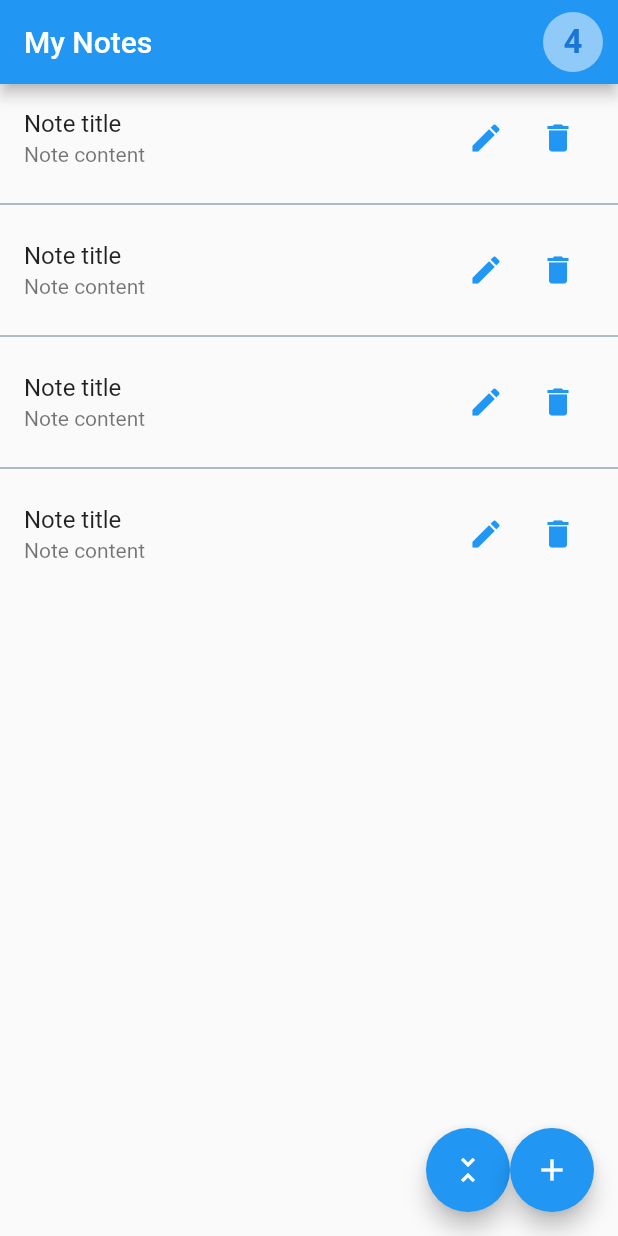
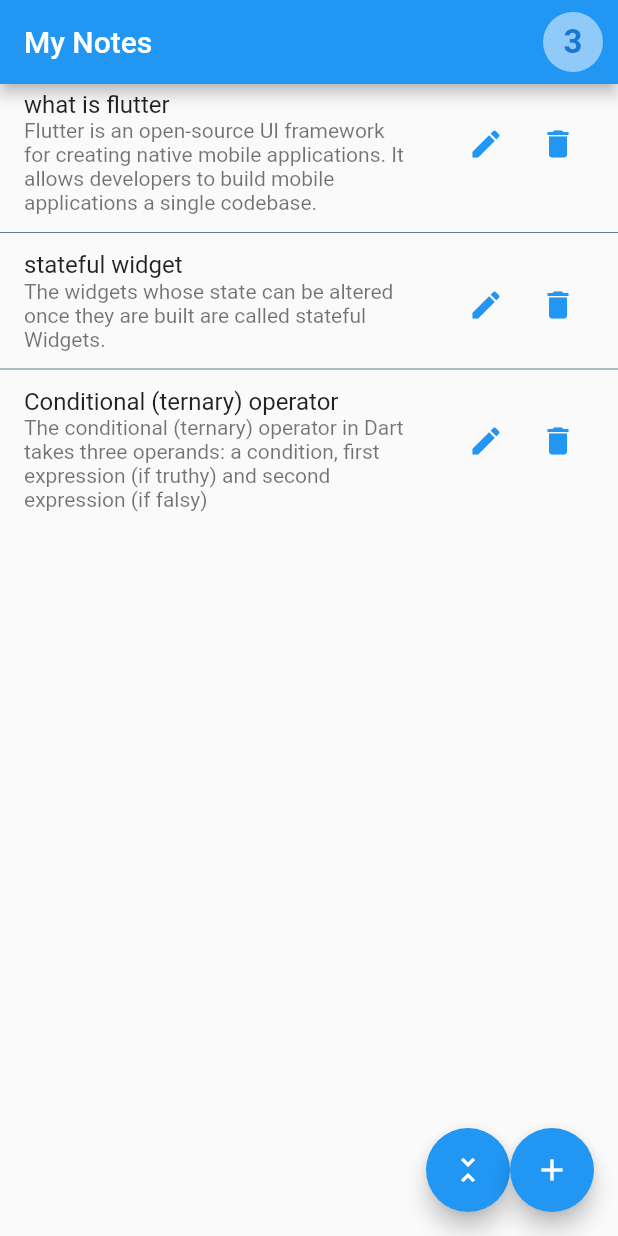
Before and after one commit to Shazadd/Midterm-Test, a Flutter app: the screen it shows after launch, after a tap on the "unfold less" icon, on a phone screen of 412 x 824 dp. Run offline on Flutter 3.47's test engine with Material 2 defaults, Android fonts, the phone set to English and light mode, and no system bars.

Commit message:
here is my full answer

```diff
--- a/lib/models/mock_data.dart
+++ b/lib/models/mock_data.dart
@@ -2,7 +2,11 @@
 
 import 'note.dart';
 
-final noteList = <Note>[];
+final noteList = <Note>[
+  Note("what is flutter","Flutter is an open-source UI framework for creating native mobile applications. It allows developers to build mobile applications a single codebase."),
+   Note("stateful widget ","The widgets whose state can be altered once they are built are called stateful Widgets. "),
+    Note("Conditional (ternary) operator","The conditional (ternary) operator in Dart takes three operands: a condition, first expression (if truthy) and second expression (if falsy)"),
+];
 
 //? Here are some sample data that you can copy-paste in order to create the mock database
 //? --------------------------------------------------------------------------------------
--- a/lib/screens/list_screen.dart
+++ b/lib/screens/list_screen.dart
@@ -1,8 +1,12 @@
 //! This is file is meant for the first screen, i.e., ListScreen.
 //! Parts of the code have been given. Complete the remaining.
 //? You can refactor the code if needed
+// import 'package:/material.dart';
+import 'package:midterm/models/mock_data.dart';
 
+import 'note_screen.dart';
 import 'package:flutter/material.dart';
+import 'package:midterm/models/note.dart';
 
 // import 'note_screen.dart';
 // import '../models/note.dart';
@@ -22,7 +26,7 @@ class _ListScreenState extends State<ListScreen> {
           CircleAvatar(
             backgroundColor: Colors.blue.shade200,
             child: Text(
-              '4',
+              '3',
               style: TextStyle(fontWeight: FontWeight.bold, fontSize: 22.0),
             ),
           ),
@@ -32,7 +36,7 @@ class _ListScreenState extends State<ListScreen> {
         ],
       ),
       body: ListView.separated(
-        itemCount: 4,
+        itemCount: noteList.length,
         separatorBuilder: (context, index) => Divider(
           color: Colors.blueGrey,
         ),
@@ -42,6 +46,8 @@ class _ListScreenState extends State<ListScreen> {
             child: Row(
               mainAxisAlignment: MainAxisAlignment.end,
               children: [
+
+
                 IconButton(
                   icon: Icon(Icons.edit, color: Colors.blue),
                   onPressed: () {},
@@ -51,15 +57,23 @@ class _ListScreenState extends State<ListScreen> {
                     Icons.delete,
                     color: Colors.blue,
                   ),
-                  onPressed: () {},
+                  onPressed: () {
+                    noteList.removeAt(index);
+                  },
                 ),
               ],
             ),
           ),
-          title: Text('Note title'),
-          subtitle: Text('Note content'),
-          onTap: () {},
-          onLongPress: () {},
+           title: Text(noteList[index].title),
+           subtitle: Text(noteList[index].subtitle),
+          onTap: () {Navigator.pop(context,NoteScreen);},
+
+          onLongPress: ()
+           {setState(() {
+
+             icon: Icon(Icons.delete);
+             icon: Icon(Icons.edit);
+           });},
         ),
       ),
       floatingActionButton: Row(
@@ -68,11 +82,18 @@ class _ListScreenState extends State<ListScreen> {
           FloatingActionButton(
               child: Icon(Icons.unfold_less),
               tooltip: 'Show less. Hide notes content',
-              onPressed: () {}),
+              onPressed: () {
+               setState(() {
+                title: Text(noteList[3].title);
+               });
+              }),
           FloatingActionButton(
             child: Icon(Icons.add),
             tooltip: 'Add a new note',
-            onPressed: () {},
+            onPressed: () {
+
+
+            },
           ),
         ],
       ),
--- a/lib/screens/note_screen.dart
+++ b/lib/screens/note_screen.dart
@@ -3,7 +3,7 @@
 //? You can refactor the code if needed
 
 import 'package:flutter/material.dart';
-
+import 'package:midterm/models/note.dart';
 // import '../models/note.dart';
 
 class NoteScreen extends StatelessWidget {
```
Also changed, not shown: lib/models/note.dart (+13 -1 lines), pubspec.lock, 1 other file.
